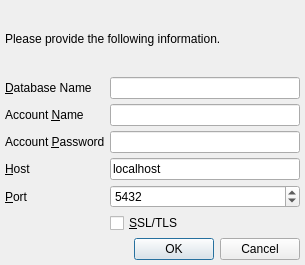
Qt form branches/trunk/UI/postgresqlconnect.ui (textbrowser/spot-on) before a commit.
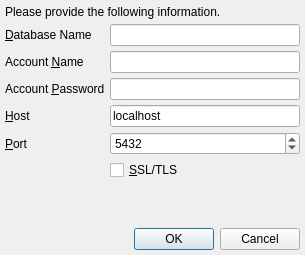
The same form after that commit. Icons and pictures are not drawn.

Diff of the .ui file:
```diff
--- a/branches/trunk/UI/postgresqlconnect.ui
+++ b/branches/trunk/UI/postgresqlconnect.ui
@@ -7,7 +7,7 @@
     <x>0</x>
     <y>0</y>
     <width>305</width>
-    <height>265</height>
+    <height>255</height>
    </rect>
   </property>
   <property name="windowIcon">
@@ -145,6 +145,19 @@
      </item>
     </layout>
    </item>
+   <item>
+    <spacer name="verticalSpacer">
+     <property name="orientation">
+      <enum>Qt::Vertical</enum>
+     </property>
+     <property name="sizeHint" stdset="0">
+      <size>
+       <width>20</width>
+       <height>40</height>
+      </size>
+     </property>
+    </spacer>
+   </item>
    <item>
     <widget class="QDialogButtonBox" name="buttonBox">
      <property name="orientation">
```
